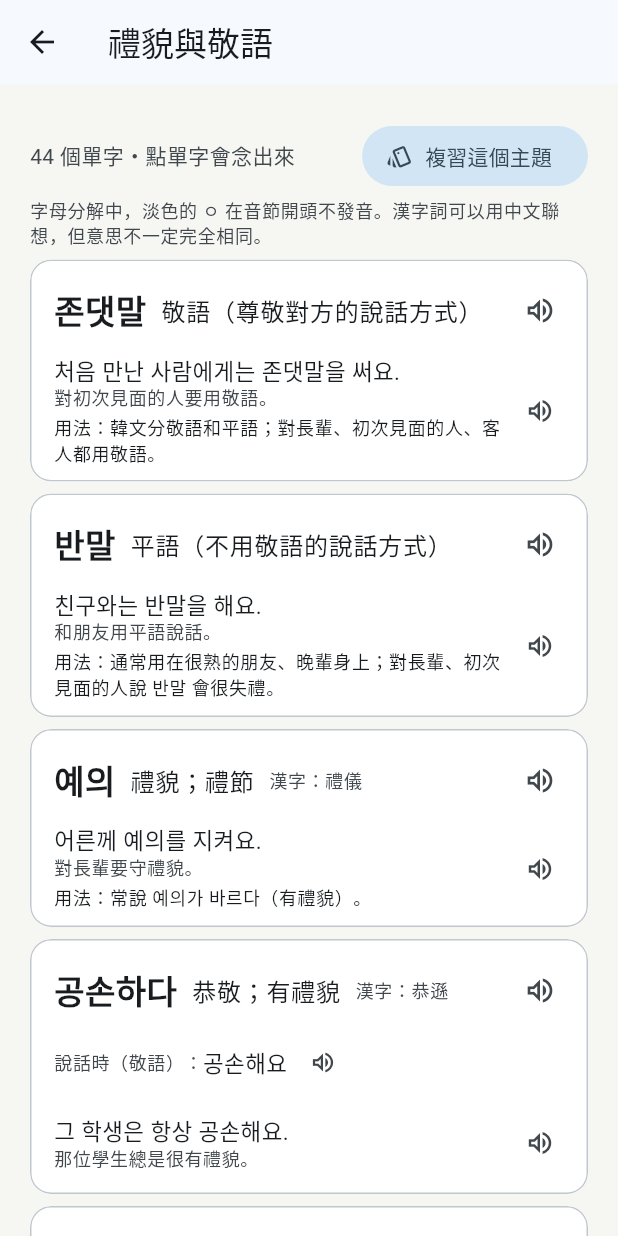
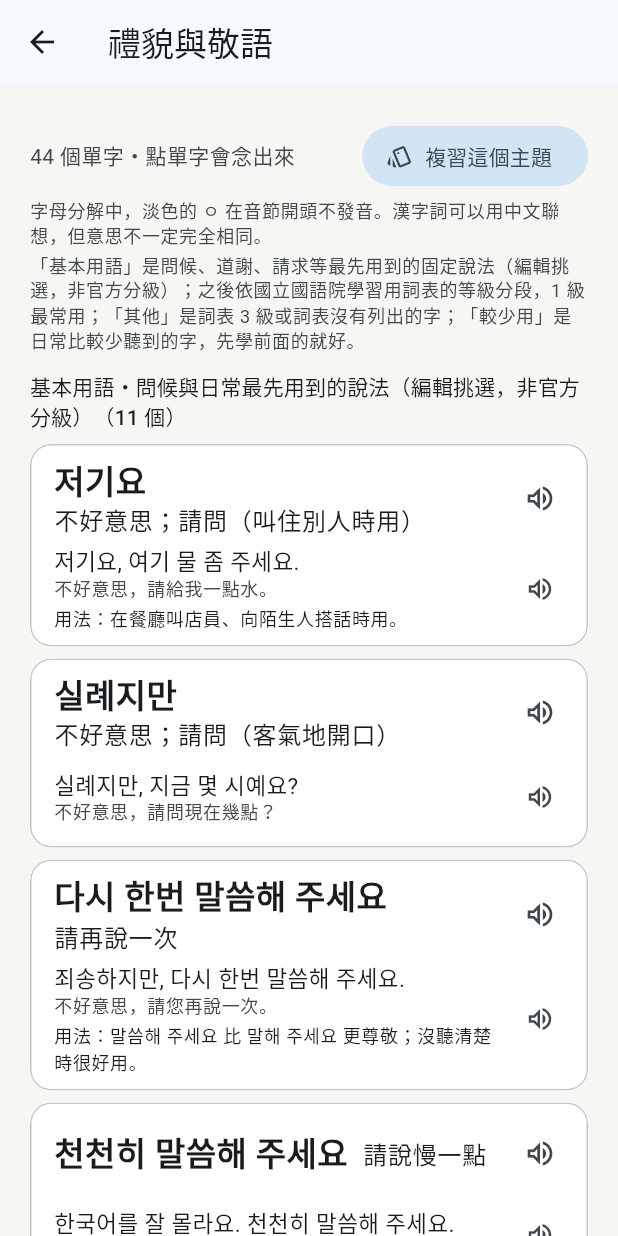
Before and after one commit to willy-peihung-chen/kor-learn-source, a Flutter app: the VocabHomePage widget shown alone on an empty page, opened directly, after a tap on "禮貌與敬語", on a phone screen of 412 x 824 dp. Run offline on Flutter 3.47's test engine with Material 3 defaults, Android fonts, the phone set to English and light mode, and no system bars; our stand-ins replace flutter_tts, shared_preferences, web; missing offline and left inert: dart:js_interop; accounts and stored records are empty.

Commit message:
新增單元 32～39、單字 80 個、說話時敬語形式與差異說明、所有單字主題都分級（新增基本用語）、語音 9380 段

```diff
--- /dev/null
+++ b/lib/data/essential_words.dart
@@ -0,0 +1,23 @@
+/// 「基本用語」：問候與日常最先用到的固定說法（整句問候、道謝、道歉、請求）。
+///
+/// 國語院詞表只收單字，不收這類固定說法，所以它們沒有官方等級；這些字單獨成一段、排在最前面。
+/// 這是編輯上的挑選，不是官方分級；是否合適仍待母語者或老師確認。
+/// 以韓文字（[WordItem.hangul]）為準，每個字都必須在單字庫剛好出現一次。
+/// 同時在 [lateWordHangul] 的字以「較少用」為準。
+const Set<String> essentialWordHangul = <String>{
+  // 問候與道別
+  '안녕하세요', '안녕히 가세요', '안녕히 계세요', '잘 자요', '안녕히 주무세요',
+  '처음 뵙겠습니다', '만나서 반갑습니다', '잘 부탁드립니다', '오랜만이에요',
+  '잘 지내요', '어떻게 지내세요', '식사하셨어요',
+  // 道謝、道歉、請求
+  '감사합니다', '고맙습니다', '도와주셔서 감사합니다', '죄송합니다', '미안해요',
+  '괜찮아요', '괜찮으세요', '실례합니다', '실례지만', '저기요', '잠시만요',
+  '부탁합니다', '도와주세요', '다시 한번 말씀해 주세요', '천천히 말씀해 주세요',
+  '잠깐만 기다려 주세요',
+  // 日常情境的固定說法
+  '어서 오세요', '잘 먹겠습니다', '잘 먹었습니다', '맛있게 드세요',
+  '수고하셨습니다', '축하합니다', '생일 축하해요', '새해 복 많이 받으세요',
+  '환영합니다', '건배', '조심하세요', '다녀오겠습니다', '다녀오세요',
+  // 簡短回應
+  '모르겠어요', '알겠어요', '맞아요', '정말요',
+};
--- a/lib/data/late_words.dart
+++ b/lib/data/late_words.dart
@@ -13,6 +13,8 @@ const Set<String> lateWordHangul = <String>{
   // 偏書面，口語很少用
   '그녀', '소년', '소녀', '남녀', '때때로', '옳다', '붉다', '곁', '꼭대기',
   '바위', '소나무', '해마다', '농촌',
+  // 敬語專用的特殊說法，只在對長輩或正式場合才會用到
+  '여쭙다', '진지', '웃어른',
   // 場合比較特定
   '대사관', '정오', '자정', '심부름', '악수', '신혼여행',
 };
--- a/lib/data/vocab/topic_polite.dart
+++ b/lib/data/vocab/topic_polite.dart
@@ -1,7 +1,7 @@
 import '../content_models.dart';
 
 // 「禮貌與敬語」：和韓國人說話時最需要的禮貌用語與敬語詞。
-// 屬於片語型主題（見 word_levels.dart 的 phraseTopicIds），新字排在問候語之後最先學。
+// 和其他主題一樣依等級分段；常用的固定說法在「基本用語」，敬語專用的少用字在「較少用」。
 // 其中 12 個字是從原本的主題搬來的；字的 id 不變，學習紀錄不受影響。
 const WordTopic topicPolite = WordTopic(
   id: 'polite',
--- a/lib/data/word_levels.dart
+++ b/lib/data/word_levels.dart
@@ -1,13 +1,18 @@
 import 'content_models.dart';
+import 'essential_words.dart';
 import 'late_words.dart';
 import 'word_level_data.dart';
 
 /// 單字的常用程度，依國立國語院「한국어 학습용 어휘 목록」的等級（1 級最常用）。
 ///
-/// 分四組：詞表 1 級、詞表 2 級，以及「其他」（詞表 3 級，或詞表沒有列出的字，
-/// 例如問候語、片語和一些較新的外來語）。「其他」不代表不重要，只是沒有官方等級可以依據。
-/// 最後是「較少用」：日常比較少聽到的字（見 [lateWordHangul]），不管詞表等級，一律排在最後。
+/// 分五組，順序就是學新字的順序：
+/// 「基本用語」（編輯挑選的問候、道謝、請求等固定說法，見 [essentialWordHangul]；
+/// 詞表不收這類說法，所以沒有官方等級）、詞表 1 級、詞表 2 級、
+/// 「其他」（詞表 3 級，或詞表沒有列出的字，例如片語和一些較新的外來語；不代表不重要，
+/// 只是沒有官方等級可以依據），最後是「較少用」：日常比較少聽到的字（見 [lateWordHangul]），
+/// 不管詞表等級，一律排在最後。
 enum WordLevel {
+  essential('基本用語', '問候與日常最先用到的說法（編輯挑選，非官方分級）'),
   level1('1 級', '最常用'),
   level2('2 級', '常用'),
   other('其他', '詞表 3 級或詞表沒有的字'),
@@ -19,11 +24,15 @@ enum WordLevel {
   final String hint;
 }
 
-/// [word] 的常用程度；在 [lateWordHangul] 的字是 [WordLevel.later]，
+/// [word] 的常用程度：在 [lateWordHangul] 的字是 [WordLevel.later]，
+/// 在 [essentialWordHangul] 的字是 [WordLevel.essential]，
 /// 其餘依國語院詞表的等級，詞表 3 級與沒有列出的字都是 [WordLevel.other]。
 WordLevel wordLevelOf(WordItem word) {
   if (lateWordHangul.contains(word.hangul)) {
     return WordLevel.later;
+  }
+  if (essentialWordHangul.contains(word.hangul)) {
+    return WordLevel.essential;
   }
   switch (wordLevelData[word.hangul]) {
     case 1:
@@ -43,7 +52,7 @@ class LevelGroup {
   final List<WordItem> words;
 }
 
-/// 把單字依等級分成 1 級、2 級、其他三段（空的段落省略）；段落內維持原本順序。
+/// 把單字依等級分段（空的段落省略）；段落內維持原本順序。
 List<LevelGroup> groupByLevel(List<WordItem> words) {
   return <LevelGroup>[
     for (final level in WordLevel.values)
@@ -55,39 +64,21 @@ List<LevelGroup> groupByLevel(List<WordItem> words) {
   ];
 }
 
-/// 以片語和禮貌用語為主的主題（問候語、禮貌與敬語）：詞表大多沒收，依等級分段沒有意義。
-/// 這些主題在主題頁不分段、照原順序，全部複習時也排在最前面。
-const Set<String> phraseTopicIds = <String>{'greetings', 'polite'};
-
-bool isPhraseTopic(WordTopic topic) => phraseTopicIds.contains(topic.id);
-
-/// 主題頁要顯示的段落：片語主題只有一段（照原順序），其他主題依等級分段。
-List<LevelGroup> levelGroupsOf(WordTopic topic) {
-  if (isPhraseTopic(topic)) {
-    // 只有一段時畫面不顯示等級標題，這裡的等級不會被用到。
-    return <LevelGroup>[LevelGroup(WordLevel.other, topic.words)];
-  }
-  return groupByLevel(topic.words);
-}
+/// 主題頁要顯示的段落：每個主題都依等級分段，段落內維持主題原本的順序。
+List<LevelGroup> levelGroupsOf(WordTopic topic) => groupByLevel(topic.words);
 
 /// 一個主題學新字的順序，和主題頁畫面上的順序相同。
 List<WordItem> studyOrderOf(WordTopic topic) => <WordItem>[
       for (final group in levelGroupsOf(topic)) ...group.words,
     ];
 
-/// 全部主題一起學新字的順序：片語主題先（照原順序），
-/// 其餘單字依 1 級、2 級、其他排列，同一級內維持主題順序。
+/// 全部主題一起學新字的順序：全部單字依等級排列
+/// （基本用語、1 級、2 級、其他、較少用），同一級內維持主題順序。
 List<WordItem> globalStudyOrder(List<WordTopic> topics) {
-  final phrases = <WordItem>[
-    for (final topic in topics)
-      if (isPhraseTopic(topic)) ...topic.words,
-  ];
-  final others = <WordItem>[
-    for (final topic in topics)
-      if (!isPhraseTopic(topic)) ...topic.words,
+  final all = <WordItem>[
+    for (final topic in topics) ...topic.words,
   ];
   return <WordItem>[
-    ...phrases,
-    for (final group in groupByLevel(others)) ...group.words,
+    for (final group in groupByLevel(all)) ...group.words,
   ];
 }
--- a/lib/state/app_state.dart
+++ b/lib/state/app_state.dart
@@ -124,7 +124,7 @@ class AppState extends ChangeNotifier {
         : topic.words.map((w) => w.id).toList();
   }
 
-  /// 全部主題學新字的順序（片語主題先，其餘依等級）；只算一次。
+  /// 全部主題學新字的順序（依等級，基本用語先）；只算一次。
   late final List<String> _globalStudyIds =
       globalStudyOrder(Catalog.topics).map((w) => w.id).toList();
 
--- a/lib/ui/vocab_page.dart
+++ b/lib/ui/vocab_page.dart
@@ -87,7 +87,7 @@ class VocabHomePage extends StatelessWidget {
         const SizedBox(height: 4),
         Text(
           '點進主題可以瀏覽單字、聽發音；也可以只複習那一個主題。'
-          '主題裡的單字再依常用程度分成 1 級、2 級、其他、較少用。',
+          '主題裡的單字再依常用程度分段，先學前面的。',
           style: theme.textTheme.bodySmall?.copyWith(color: muted),
         ),
         for (final group in groupTopics(Catalog.topics)) ...<Widget>[
@@ -214,7 +214,8 @@ class TopicWordsPage extends StatelessWidget {
             if (groups.length > 1) ...<Widget>[
               const SizedBox(height: 4),
               Text(
-                '單字依國立國語院學習用詞表的等級分段，1 級最常用；'
+                '「基本用語」是問候、道謝、請求等最先用到的固定說法（編輯挑選，非官方分級）；'
+                '之後依國立國語院學習用詞表的等級分段，1 級最常用；'
                 '「其他」是詞表 3 級或詞表沒有列出的字；'
                 '「較少用」是日常比較少聽到的字，先學前面的就好。',
                 style: theme.textTheme.bodySmall?.copyWith(color: muted),
```
Also changed, not shown: 4 other files.
